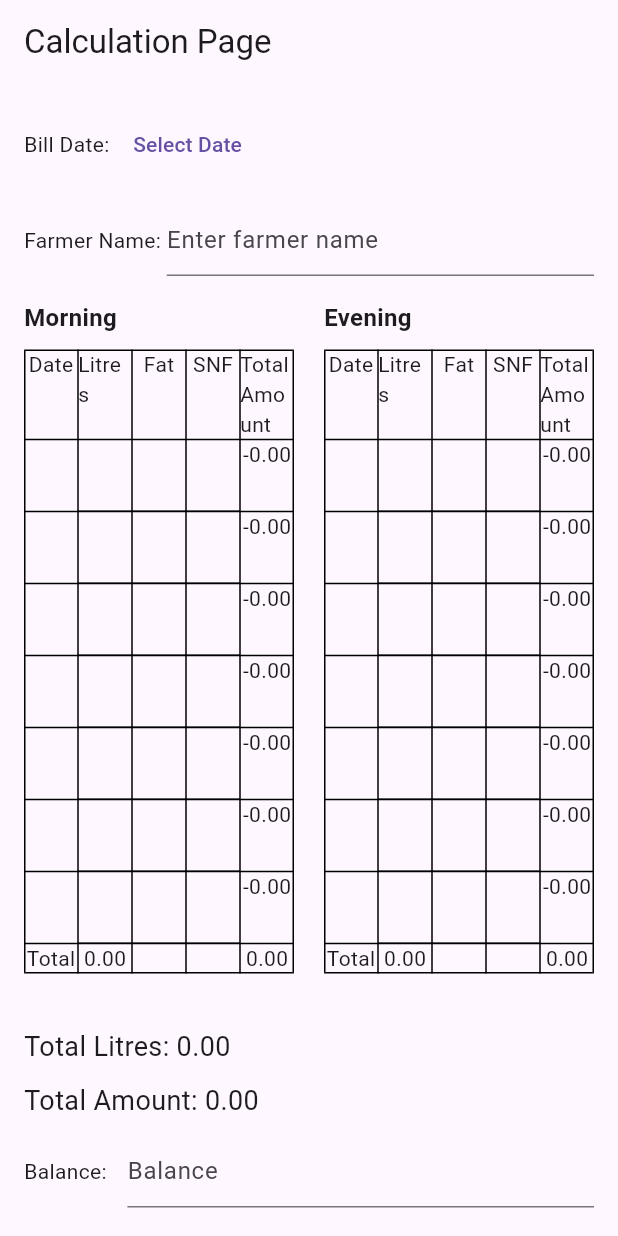
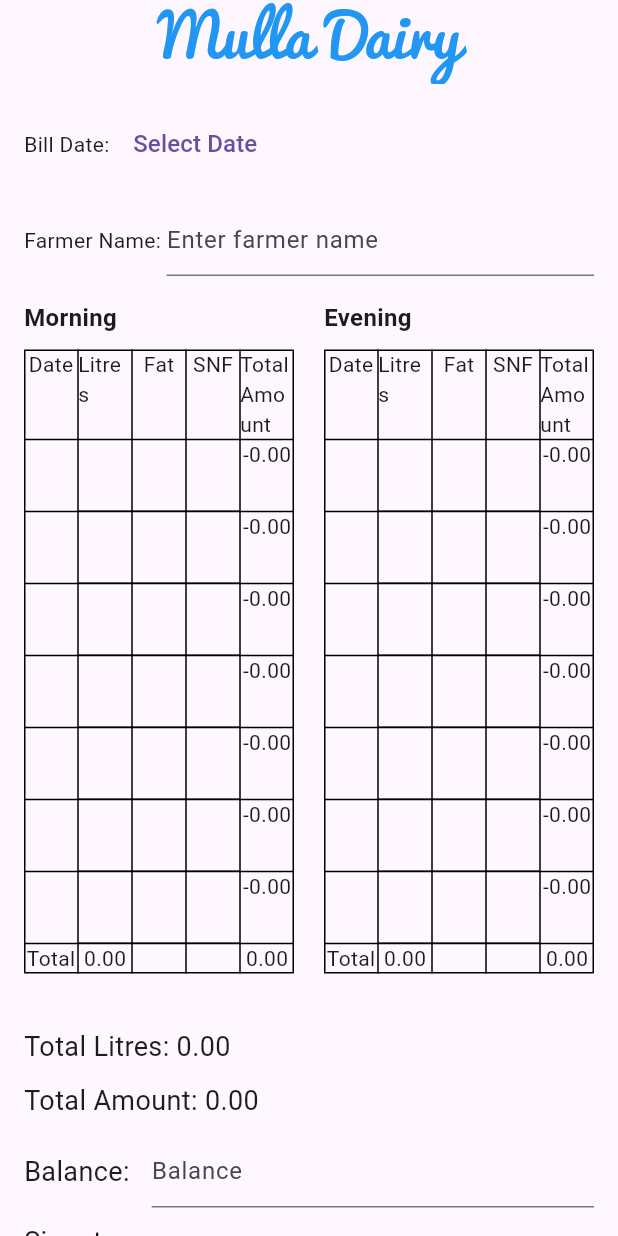
Before and after one commit to imtiyazakiwat/Mustafa-Dairy, a Flutter app: the screen it shows after launch, on a phone screen of 412 x 824 dp. Run offline on Flutter 3.47's test engine with Material 3 defaults, Android fonts, the light colour scheme and no system bars.

Commit message:
text sizes changed accordingly , name , mob no added

```diff
--- a/lib/main.dart
+++ b/lib/main.dart
@@ -17,7 +17,7 @@
   TextEditingController snfController = TextEditingController();
   TextEditingController fatController = TextEditingController();
   TextEditingController farmerNameController = TextEditingController();
-  TextEditingController balanceController = TextEditingController(); // Added balance controller
+  TextEditingController balanceController = TextEditingController();
   DateTime? selectedDate;
   List<DateTime> previousDates = [];
   List<double> morningLitres = List.filled(7, 0.0);
@@ -36,11 +36,23 @@
   @override
   Widget build(BuildContext context) {
     final screenSize = MediaQuery.of(context).size;
-    final isDesktop = screenSize.width > 600; // Define desktop as width > 600 pixels
+    final isDesktop = screenSize.width > 600;
 
     return Scaffold(
       appBar: AppBar(
-        title: Text('Calculation Page'),
+        title: Center(
+          child: Padding(
+            padding: EdgeInsets.only(bottom: 10),
+            child: Text(
+              'Mulla Dairy',
+              style: TextStyle(
+                fontSize: 40,
+                color: Colors.blue,
+                fontFamily: 'Pacifico',
+              ),
+            ),
+          ),
+        ),
       ),
       body: Column(
         crossAxisAlignment: CrossAxisAlignment.start,
@@ -54,9 +66,15 @@
                   onPressed: () {
                     _selectDate(context);
                   },
-                  child: Text(selectedDate == null
+                  child: Text(
+                    selectedDate == null
                         ? 'Select Date'
-                      : '${selectedDate!.day}/${selectedDate!.month}/${selectedDate!.year}'),
+                        : '${selectedDate!.day}/${selectedDate!.month}/${selectedDate!.year}',
+                    style: TextStyle(
+                      fontSize: selectedDate != null ? 24 : 16,
+                      color: selectedDate != null ? Colors.red : null,
+                    ),
+                  ),
                 ),
               ],
             ),
@@ -71,6 +89,9 @@
                     controller: farmerNameController,
                     decoration: InputDecoration(
                       hintText: 'Enter farmer name',
+                    ),
+                    style: TextStyle(
+                      fontSize: farmerNameController.text.isNotEmpty ? 24 : 16,
                     ),
                   ),
                 ),
@@ -103,7 +124,10 @@
                 Padding(
                   padding: const EdgeInsets.symmetric(horizontal: 16.0),
                   child: isDesktop
-                      ? Row(
+                      ? Column(
+                    crossAxisAlignment: CrossAxisAlignment.start,
+                    children: [
+                      Row(
                         mainAxisAlignment: MainAxisAlignment.spaceBetween,
                         children: [
                           Text(
@@ -132,16 +156,10 @@
                           ),
                           SizedBox(width: 20),
                           Text(
-                        'Signature: ',
+                            'Signature:                                  ',
                             style: TextStyle(fontSize: 18),
                           ),
-                      SizedBox(width: 10),
-                      Expanded(
-                        child: TextField(
-                          decoration: InputDecoration(
-                            hintText: 'Signature',
-                          ),
-                        ),
+                        ],
                       ),
                     ],
                   )
@@ -169,7 +187,10 @@
                       SizedBox(height: 10),
                       Row(
                         children: [
-                          Text('Balance: '),
+                          Text(
+                            'Balance: ',
+                            style: TextStyle(fontSize: 18),
+                          ),
                           SizedBox(width: 10),
                           Expanded(
                             child: TextField(
@@ -185,20 +206,49 @@
                       SizedBox(height: 10),
                       Row(
                         children: [
-                          Text('Signature: '),
-                          SizedBox(width: 10),
-                          Expanded(
-                            child: TextField(
-                              decoration: InputDecoration(
-                                hintText: 'Signature',
-                              ),
-                            ),
+                          Text(
+                            'Signature: ',
+                            style: TextStyle(fontSize: 18),
                           ),
                         ],
                       ),
                     ],
                   ),
                 ),
+                SizedBox(height: 20),
+                Divider(height: 20, thickness: 2),
+                SizedBox(height: 20),
+                const Padding(
+                  padding: const EdgeInsets.symmetric(horizontal: 16.0),
+                  child: Row(
+                    mainAxisAlignment: MainAxisAlignment.spaceEvenly, // or MainAxisAlignment.spaceAround
+                    children: [
+                      Padding(
+                        padding: const EdgeInsets.only(right: 10.0),
+                        child: Text(
+                          'Owner Name: Nabisab Mulla',
+                          style: TextStyle(
+                            fontSize: 18,
+                            fontFamily: 'Pacifico',
+                          ),
+                        ),
+                      ),
+                      Padding(
+                        padding: const EdgeInsets.only(left: 10.0),
+                        child: Text(
+                          'Mob No: 7259610916',
+                          style: TextStyle(
+                            fontSize: 18,
+                            fontFamily: 'Pacifico',
+                          ),
+                        ),
+                      ),
+                    ],
+                  ),
+                ),
+
+
+
               ],
             ),
           ),
--- a/pubspec.yaml
+++ b/pubspec.yaml
@@ -51,11 +51,17 @@
   # rules and activating additional ones.
   flutter_lints: ^3.0.0
 
+
 # For information on the generic Dart part of this file, see the
 # following page: https://dart.dev/tools/pub/pubspec
 
 # The following section is specific to Flutter packages.
 flutter:
+  fonts:
+    - family: Pacifico
+      fonts:
+        - asset: assets/Pacifico.ttf
+
 
   # The following line ensures that the Material Icons font is
   # included with your application, so that you can use the icons in
```
Also changed, not shown: assets/Pacifico.ttf (added). Lines whose indentation alone changed are shown as unchanged.
